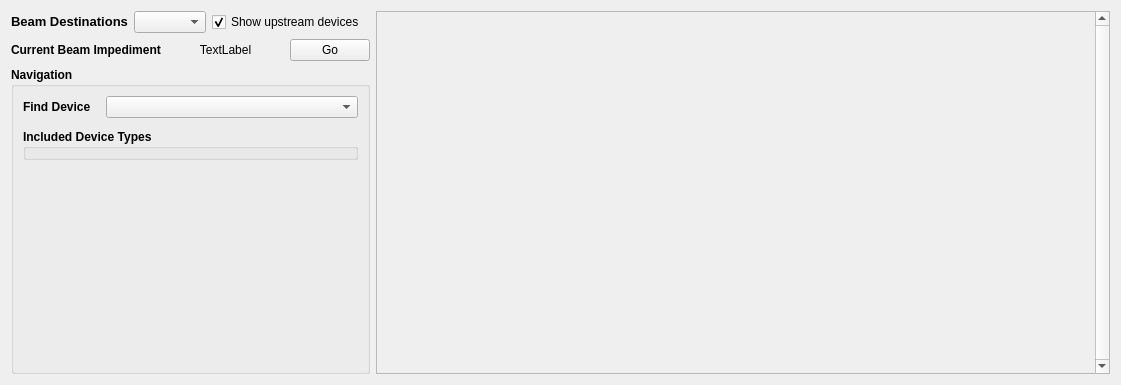
Above: lightpath/ui/lightapp.ui from pcdshub/lightpath before the change. Below: the same form after it.
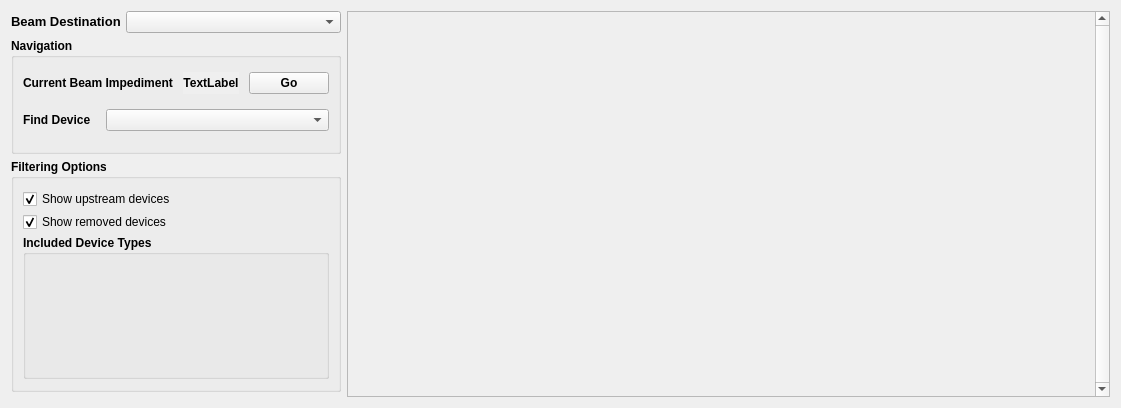
That is the form after the change.

Commit message: UI: Rearrange panel options, optimize spacing

Diff of the .ui file:
```diff
--- a/lightpath/ui/lightapp.ui
+++ b/lightpath/ui/lightapp.ui
@@ -7,7 +7,7 @@
     <x>0</x>
     <y>0</y>
     <width>1121</width>
-    <height>385</height>
+    <height>408</height>
    </rect>
   </property>
   <property name="sizePolicy">
@@ -33,7 +33,10 @@
   </property>
   <layout class="QHBoxLayout" name="horizontalLayout" stretch="0,1">
    <item>
-    <layout class="QVBoxLayout" name="option_layout" stretch="0,0,0">
+    <layout class="QVBoxLayout" name="option_layout" stretch="1,1,2,0">
+     <property name="spacing">
+      <number>5</number>
+     </property>
      <property name="topMargin">
       <number>0</number>
      </property>
@@ -43,7 +46,7 @@
      <item>
       <layout class="QHBoxLayout" name="header_layout">
        <item>
-        <layout class="QHBoxLayout" name="button_layout">
+        <layout class="QHBoxLayout" name="button_layout" stretch="0,1">
          <item>
           <widget class="QLabel" name="combo_label">
            <property name="sizePolicy">
@@ -60,53 +63,32 @@
             </font>
            </property>
            <property name="text">
-            <string>Beam Destinations</string>
+            <string>Beam Destination</string>
            </property>
           </widget>
          </item>
          <item>
           <widget class="QComboBox" name="destination_combo"/>
          </item>
-         <item>
-          <layout class="QGridLayout" name="gridLayout">
-           <item row="0" column="0">
-            <widget class="QCheckBox" name="upstream_check">
-             <property name="enabled">
-              <bool>true</bool>
-             </property>
-             <property name="text">
-              <string>Show upstream devices</string>
-             </property>
-             <property name="checked">
-              <bool>true</bool>
-             </property>
-             <property name="tristate">
-              <bool>false</bool>
-             </property>
-            </widget>
-           </item>
           </layout>
          </item>
         </layout>
        </item>
        <item>
-        <spacer name="horizontalSpacer_3">
-         <property name="orientation">
-          <enum>Qt::Horizontal</enum>
-         </property>
-         <property name="sizeType">
-          <enum>QSizePolicy::Expanding</enum>
-         </property>
-         <property name="sizeHint" stdset="0">
-          <size>
-           <width>5</width>
-           <height>20</height>
-          </size>
-         </property>
-        </spacer>
-       </item>
-      </layout>
-     </item>
+      <widget class="QGroupBox" name="navigation">
+       <property name="font">
+        <font>
+         <weight>75</weight>
+         <bold>true</bold>
+        </font>
+       </property>
+       <property name="title">
+        <string>Navigation</string>
+       </property>
+       <layout class="QVBoxLayout" name="verticalLayout">
+        <property name="spacing">
+         <number>10</number>
+        </property>
      <item>
       <layout class="QHBoxLayout" name="impediment" stretch="1,2,0">
        <property name="bottomMargin">
@@ -154,18 +136,6 @@
       </layout>
      </item>
      <item>
-      <widget class="QGroupBox" name="navigation">
-       <property name="font">
-        <font>
-         <weight>75</weight>
-         <bold>true</bold>
-        </font>
-       </property>
-       <property name="title">
-        <string>Navigation</string>
-       </property>
-       <layout class="QVBoxLayout" name="verticalLayout">
-        <item>
          <layout class="QHBoxLayout" name="find_device" stretch="0,1">
           <property name="spacing">
            <number>15</number>
@@ -191,6 +161,68 @@
           </item>
          </layout>
         </item>
+       </layout>
+      </widget>
+     </item>
+     <item>
+      <widget class="QGroupBox" name="filter_options">
+       <property name="font">
+        <font>
+         <weight>75</weight>
+         <bold>true</bold>
+        </font>
+       </property>
+       <property name="title">
+        <string>Filtering Options</string>
+       </property>
+       <layout class="QVBoxLayout" name="verticalLayout_2" stretch="0,0,0">
+        <property name="spacing">
+         <number>3</number>
+        </property>
+        <property name="topMargin">
+         <number>10</number>
+        </property>
+        <property name="bottomMargin">
+         <number>10</number>
+        </property>
+        <item>
+         <widget class="QCheckBox" name="upstream_check">
+          <property name="enabled">
+           <bool>true</bool>
+          </property>
+          <property name="font">
+           <font>
+            <weight>50</weight>
+            <bold>false</bold>
+           </font>
+          </property>
+          <property name="text">
+           <string>Show upstream devices</string>
+          </property>
+          <property name="checked">
+           <bool>true</bool>
+          </property>
+          <property name="tristate">
+           <bool>false</bool>
+          </property>
+         </widget>
+        </item>
+        <item>
+         <widget class="QCheckBox" name="remove_check">
+          <property name="font">
+           <font>
+            <weight>50</weight>
+            <bold>false</bold>
+           </font>
+          </property>
+          <property name="text">
+           <string>Show removed devices</string>
+          </property>
+          <property name="checked">
+           <bool>true</bool>
+          </property>
+         </widget>
+        </item>
         <item>
          <widget class="QGroupBox" name="device_types">
           <property name="font">
@@ -204,21 +236,24 @@
           </property>
          </widget>
         </item>
+       </layout>
+      </widget>
+     </item>
         <item>
          <spacer name="verticalSpacer">
           <property name="orientation">
            <enum>Qt::Vertical</enum>
           </property>
+       <property name="sizeType">
+        <enum>QSizePolicy::MinimumExpanding</enum>
+       </property>
           <property name="sizeHint" stdset="0">
            <size>
             <width>20</width>
-            <height>40</height>
+         <height>5</height>
            </size>
           </property>
          </spacer>
-        </item>
-       </layout>
-      </widget>
      </item>
     </layout>
    </item>
@@ -270,8 +305,8 @@
        <rect>
         <x>0</x>
         <y>0</y>
-        <width>708</width>
-        <height>365</height>
+        <width>755</width>
+        <height>388</height>
        </rect>
       </property>
       <property name="sizePolicy">
```
Lines whose indentation alone changed are shown as unchanged.
